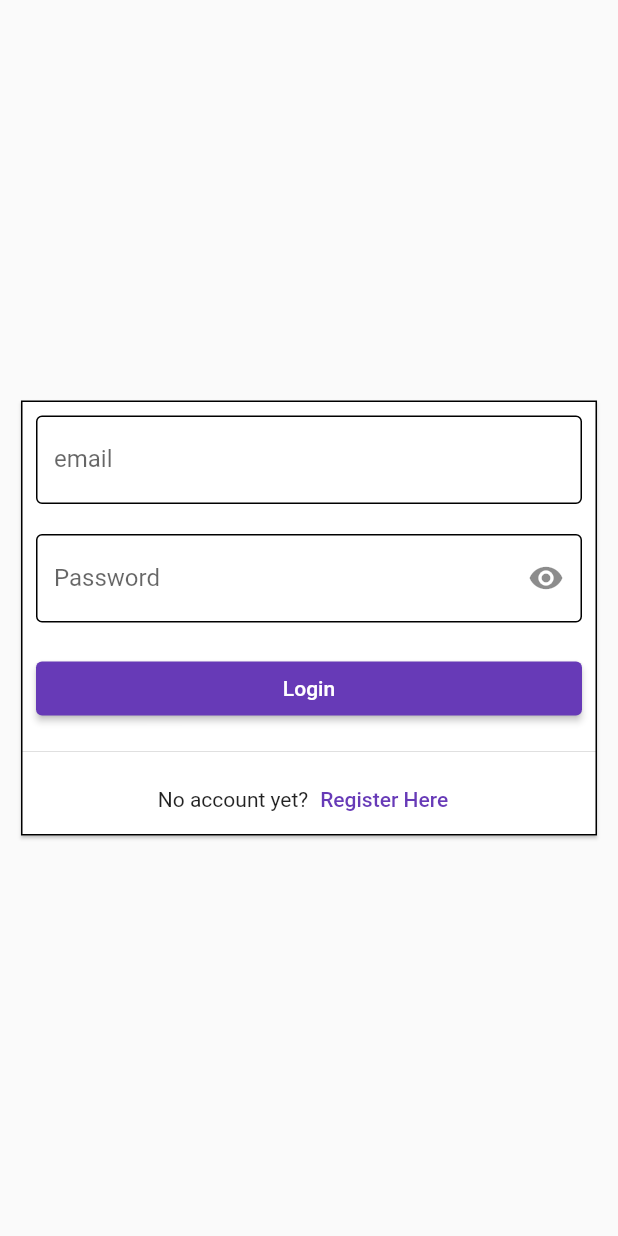
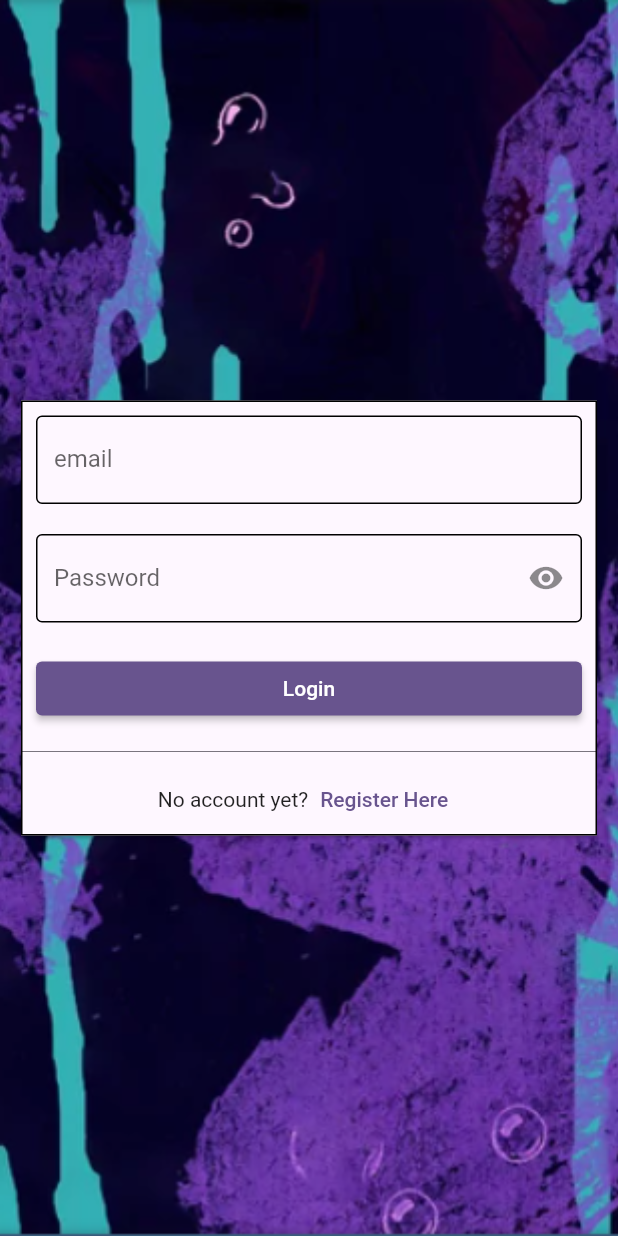
Before and after one commit to mebestaca/Grocery_Manager, a Flutter app: the screen it shows after launch, on a phone screen of 412 x 824 dp. Run offline on Flutter 3.47's test engine with Material 2 defaults, Android fonts, the phone set to English and light mode, and no system bars; our stand-ins replace cloud_firestore, firebase_auth, firebase_core, flutter_slidable, flutter_spinbox, flutter_spinkit; accounts and stored records are empty.

Commit message:
improved UI

```diff
--- a/lib/pages/authentication/login.dart
+++ b/lib/pages/authentication/login.dart
@@ -3,6 +3,7 @@ import 'package:grocery_manager/services/authentication.dart';
 import 'package:grocery_manager/shared/cardError.dart';
 import 'package:grocery_manager/shared/sharedDecoration.dart';
 
+import '../../shared/sharedBackground.dart';
 import '../../shared/sharedLoading.dart';
 
 class Login extends StatefulWidget {
@@ -30,17 +31,8 @@ class _LoginState extends State<Login> {
       body:
         Stack(
           children: [
-            Container(
-              /*
-              decoration: const BoxDecoration(
-                  image: DecorationImage(
-                      image: AssetImage("assets/grocery_manager_wallpaper.jpg"),
-                      fit: BoxFit.fitHeight,
-                      alignment: Alignment.center
-                  )
-              ),
-              */
-              child: Center(
+            const Background(),
+            Center(
               child: SafeArea(
                 child: Form(
                     key: _formKey,
@@ -146,7 +138,6 @@ class _LoginState extends State<Login> {
                 ),
               ),
             ),
-            ),
             Visibility(
                 visible: _isLoading, child: const Loading()
             ),
--- a/lib/pages/authentication/register.dart
+++ b/lib/pages/authentication/register.dart
@@ -2,6 +2,7 @@ import 'package:flutter/material.dart';
 import 'package:grocery_manager/services/authentication.dart';
 
 import '../../shared/cardError.dart';
+import '../../shared/sharedBackground.dart';
 import '../../shared/sharedDecoration.dart';
 import '../../shared/sharedLoading.dart';
 
@@ -32,6 +33,7 @@ class _RegisterState extends State<Register> {
       body:
       Stack(
         children: [
+          const Background(),
           Center(
             child: SafeArea(
               child: SingleChildScrollView(
--- /dev/null
+++ b/lib/shared/sharedBackground.dart
@@ -0,0 +1,17 @@
+import 'package:flutter/material.dart';
+
+class Background extends StatelessWidget {
+  const Background({Key? key}) : super(key: key);
+
+  @override
+  Widget build(BuildContext context) {
+    return Container(
+      decoration: const BoxDecoration(
+        image: DecorationImage(
+            image: AssetImage("assets/grocery-manager-background.PNG"),
+            fit: BoxFit.cover
+        ),
+      ),
+    );
+  }
+}
--- a/lib/shared/sharedThemes.dart
+++ b/lib/shared/sharedThemes.dart
@@ -1,5 +1,5 @@
 import 'package:flutter/material.dart';
 
 var mainTheme = ThemeData(
-  primarySwatch: Colors.deepPurple,
+  colorSchemeSeed: Colors.deepPurple,
 );
```
Also changed, not shown: lib/pages/dashboard/dashboard.dart (+2 -10 lines), lib/pages/dashboard/items/items.dart (+7 -1 lines), lib/pages/dashboard/lowitems/lowitems.dart (+8 -2 lines), lib/pages/dashboard/maintenance/registeritem.dart (+7 -1 lines), lib/pages/dashboard/maintenance/removeitem.dart (+7 -1 lines), lib/shared/listTileAddMoreItems.dart (+4 -15 lines), lib/shared/listTileAllItems.dart (+5 -18 lines), lib/shared/listTileMaintenance.dart (+3 -12 lines), lib/shared/listTileShopping.dart (+9 -22 lines), lib/shared/sharedScaffold.dart (+7 -1 lines), assets/grocery-manager-background.PNG (added), assets/grocery-manager-drawer.PNG (added). Lines whose indentation alone changed are shown as unchanged.
